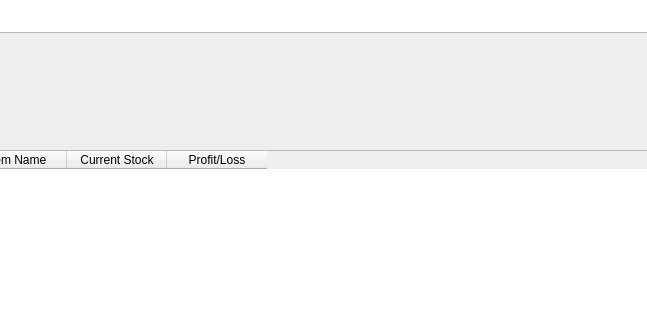
Old version of the form UI/forms/mainwindow.ui in the repository Kshitij1K/ShopInventoryManager; both pictures show x 152 to 799 and y 129 to 449 of the 971 by 583 pixel window.
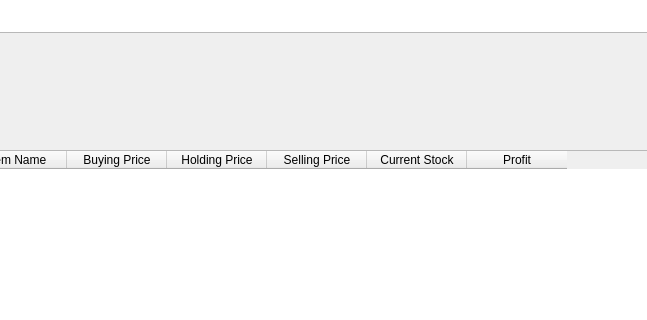
New version of the form. The open tabs and pages were chosen to show the change.

Diff of the .ui file:
```diff
--- a/UI/forms/mainwindow.ui
+++ b/UI/forms/mainwindow.ui
@@ -476,6 +476,21 @@
                 <string>Item Name</string>
                </property>
               </column>
+              <column>
+               <property name="text">
+                <string>Buying Price</string>
+               </property>
+              </column>
+              <column>
+               <property name="text">
+                <string>Holding Price</string>
+               </property>
+              </column>
+              <column>
+               <property name="text">
+                <string>Selling Price</string>
+               </property>
+              </column>
               <column>
                <property name="text">
                 <string>Current Stock</string>
@@ -483,7 +498,7 @@
               </column>
               <column>
                <property name="text">
-                <string>Profit/Loss</string>
+                <string>Profit</string>
                </property>
               </column>
              </widget>
```
